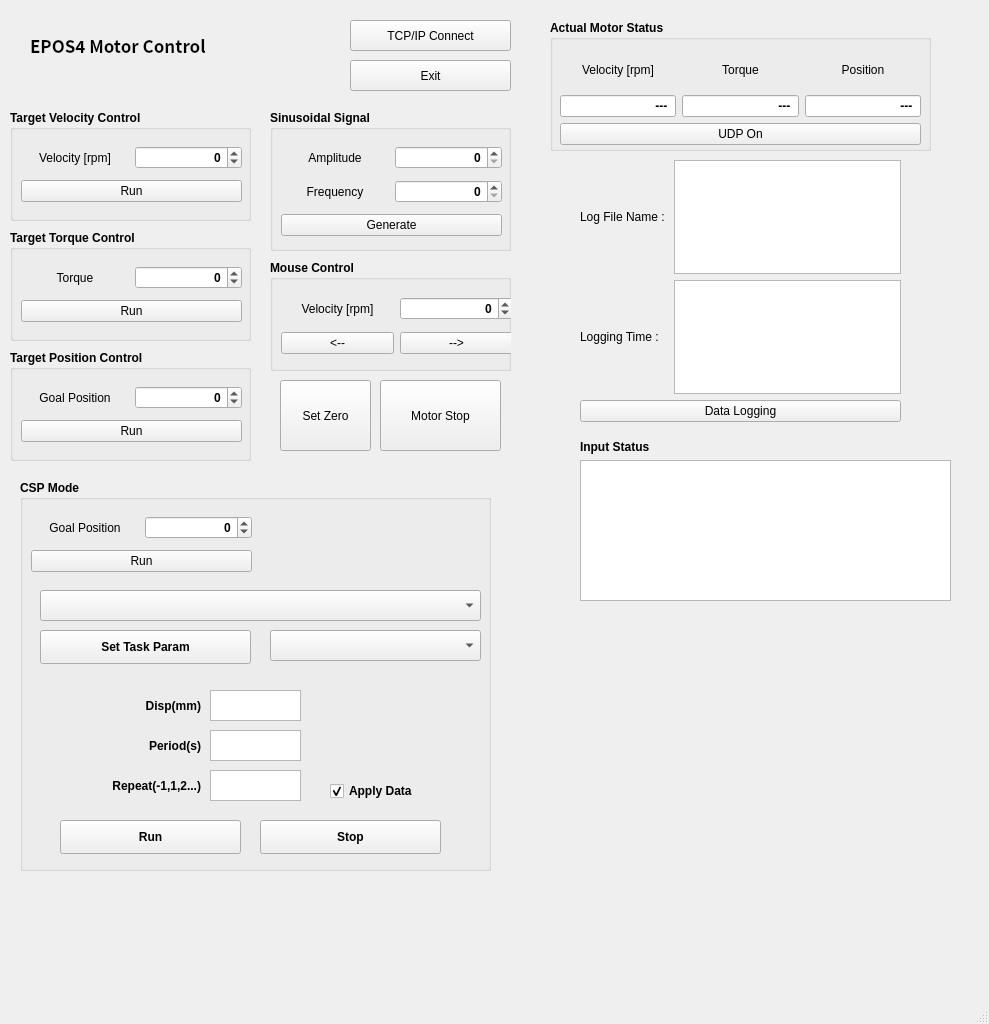
Above: mainwindow.ui from shkwon98/EPOS4-SOEM-Gui before the change. Below: the same form after it.
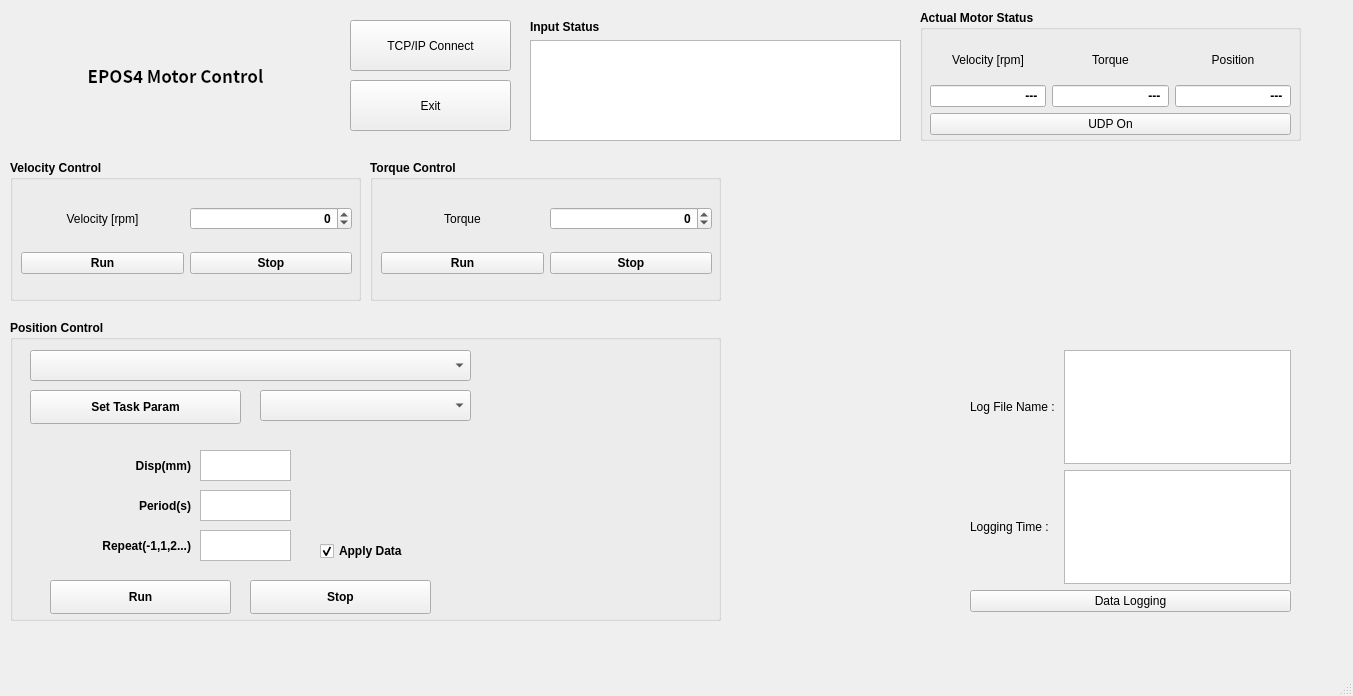
That is the form after the change.

```diff
--- a/mainwindow.ui
+++ b/mainwindow.ui
@@ -6,8 +6,8 @@
    <rect>
     <x>0</x>
     <y>0</y>
-    <width>989</width>
-    <height>1024</height>
+    <width>1353</width>
+    <height>696</height>
    </rect>
   </property>
   <property name="windowTitle">
@@ -18,9 +18,9 @@
     <property name="geometry">
      <rect>
       <x>350</x>
-      <y>60</y>
+      <y>80</y>
       <width>161</width>
-      <height>31</height>
+      <height>51</height>
      </rect>
     </property>
     <property name="font">
@@ -36,7 +36,7 @@
     <property name="geometry">
      <rect>
       <x>30</x>
-      <y>30</y>
+      <y>60</y>
       <width>291</width>
       <height>31</height>
      </rect>
@@ -53,6 +53,9 @@
     <property name="text">
      <string>EPOS4 Motor Control</string>
     </property>
+    <property name="alignment">
+     <set>Qt::AlignCenter</set>
+    </property>
    </widget>
    <widget class="QPushButton" name="tcpConnectButton">
     <property name="geometry">
@@ -60,7 +63,7 @@
       <x>350</x>
       <y>20</y>
       <width>161</width>
-      <height>31</height>
+      <height>51</height>
      </rect>
     </property>
     <property name="font">
@@ -72,41 +75,16 @@
      <string>TCP/IP Connect</string>
     </property>
    </widget>
-   <widget class="QPushButton" name="stopButton">
-    <property name="geometry">
-     <rect>
-      <x>380</x>
-      <y>380</y>
-      <width>121</width>
-      <height>71</height>
-     </rect>
-    </property>
-    <property name="font">
-     <font>
-      <family>Arial</family>
-     </font>
-    </property>
-    <property name="text">
-     <string>Motor Stop</string>
-    </property>
-   </widget>
    <widget class="QWidget" name="layoutWidget">
     <property name="geometry">
      <rect>
-      <x>580</x>
-      <y>440</y>
+      <x>530</x>
+      <y>20</y>
       <width>371</width>
-      <height>161</height>
+      <height>121</height>
      </rect>
     </property>
     <layout class="QFormLayout" name="InputStatus">
-     <item row="1" column="0" colspan="2">
-      <widget class="QTextBrowser" name="inputBrowser">
-       <property name="focusPolicy">
-        <enum>Qt::NoFocus</enum>
-       </property>
-      </widget>
-     </item>
      <item row="0" column="0" colspan="2">
       <widget class="QLabel" name="label_11">
        <property name="font">
@@ -122,15 +100,22 @@
        </property>
       </widget>
      </item>
+     <item row="1" column="0" colspan="2">
+      <widget class="QTextBrowser" name="inputBrowser">
+       <property name="focusPolicy">
+        <enum>Qt::NoFocus</enum>
+       </property>
+      </widget>
+     </item>
     </layout>
    </widget>
-   <widget class="QGroupBox" name="groupBox">
+   <widget class="QGroupBox" name="groupBox1_Velocity_Control">
     <property name="geometry">
      <rect>
       <x>10</x>
-      <y>110</y>
-      <width>241</width>
-      <height>111</height>
+      <y>160</y>
+      <width>351</width>
+      <height>141</height>
      </rect>
     </property>
     <property name="font">
@@ -141,7 +126,7 @@
      </font>
     </property>
     <property name="title">
-     <string>Target Velocity Control</string>
+     <string>Velocity Control</string>
     </property>
     <property name="flat">
      <bool>false</bool>
@@ -151,28 +136,11 @@
       <rect>
        <x>11</x>
        <y>31</y>
-       <width>221</width>
-       <height>68</height>
+       <width>331</width>
+       <height>101</height>
       </rect>
      </property>
      <layout class="QGridLayout" name="gridLayout_2">
-      <item row="0" column="0">
-       <widget class="QLabel" name="label_2">
-        <property name="font">
-         <font>
-          <family>Arial</family>
-          <weight>50</weight>
-          <bold>false</bold>
-         </font>
-        </property>
-        <property name="text">
-         <string>Velocity [rpm]</string>
-        </property>
-        <property name="alignment">
-         <set>Qt::AlignCenter</set>
-        </property>
-       </widget>
-      </item>
       <item row="0" column="1">
        <widget class="QSpinBox" name="targetValue">
         <property name="alignment">
@@ -189,8 +157,8 @@
         </property>
        </widget>
       </item>
-      <item row="1" column="0" colspan="2">
-       <widget class="QPushButton" name="runButton">
+      <item row="0" column="0">
+       <widget class="QLabel" name="label_2">
         <property name="font">
          <font>
           <family>Arial</family>
@@ -199,20 +167,44 @@
          </font>
         </property>
         <property name="text">
+         <string>Velocity [rpm]</string>
+        </property>
+        <property name="alignment">
+         <set>Qt::AlignCenter</set>
+        </property>
+       </widget>
+      </item>
+      <item row="1" column="0">
+       <widget class="QPushButton" name="pushButton_CSV_Run">
+        <property name="font">
+         <font>
+          <family>Arial</family>
+          <weight>75</weight>
+          <bold>true</bold>
+         </font>
+        </property>
+        <property name="text">
          <string>Run</string>
         </property>
        </widget>
       </item>
+      <item row="1" column="1">
+       <widget class="QPushButton" name="pushButton_CSV_Stop">
+        <property name="text">
+         <string>Stop</string>
+        </property>
+       </widget>
+      </item>
      </layout>
     </widget>
    </widget>
-   <widget class="QGroupBox" name="groupBox_2">
+   <widget class="QGroupBox" name="groupBox2_Torque_Control">
     <property name="geometry">
      <rect>
-      <x>10</x>
-      <y>230</y>
-      <width>241</width>
-      <height>111</height>
+      <x>370</x>
+      <y>160</y>
+      <width>351</width>
+      <height>141</height>
      </rect>
     </property>
     <property name="font">
@@ -223,7 +215,7 @@
      </font>
     </property>
     <property name="title">
-     <string>Target Torque Control</string>
+     <string>Torque Control</string>
     </property>
     <property name="flat">
      <bool>false</bool>
@@ -233,8 +225,8 @@
       <rect>
        <x>11</x>
        <y>31</y>
-       <width>221</width>
-       <height>68</height>
+       <width>331</width>
+       <height>101</height>
       </rect>
      </property>
      <layout class="QGridLayout" name="gridLayout_3">
@@ -271,13 +263,13 @@
         </property>
        </widget>
       </item>
-      <item row="1" column="0" colspan="2">
-       <widget class="QPushButton" name="runButton_2">
+      <item row="1" column="0">
+       <widget class="QPushButton" name="pushButton_CST_Run">
         <property name="font">
          <font>
           <family>Arial</family>
-          <weight>50</weight>
-          <bold>false</bold>
+          <weight>75</weight>
+          <bold>true</bold>
          </font>
         </property>
         <property name="text">
@@ -285,278 +277,10 @@
         </property>
        </widget>
       </item>
-     </layout>
-    </widget>
-   </widget>
-   <widget class="QGroupBox" name="groupBox_3">
-    <property name="geometry">
-     <rect>
-      <x>10</x>
-      <y>350</y>
-      <width>241</width>
-      <height>111</height>
-     </rect>
-    </property>
-    <property name="font">
-     <font>
-      <family>Arial</family>
-      <weight>75</weight>
-      <bold>true</bold>
-     </font>
-    </property>
-    <property name="title">
-     <string>Target Position Control</string>
-    </property>
-    <property name="flat">
-     <bool>false</bool>
-    </property>
-    <widget class="QWidget" name="layoutWidget_3">
-     <property name="geometry">
-      <rect>
-       <x>11</x>
-       <y>31</y>
-       <width>221</width>
-       <height>68</height>
-      </rect>
-     </property>
-     <layout class="QGridLayout" name="gridLayout_4">
-      <item row="0" column="0">
-       <widget class="QLabel" name="label_4">
-        <property name="font">
-         <font>
-          <family>Arial</family>
-          <weight>50</weight>
-          <bold>false</bold>
-         </font>
-        </property>
-        <property name="text">
-         <string>Goal Position</string>
-        </property>
-        <property name="alignment">
-         <set>Qt::AlignCenter</set>
-        </property>
-       </widget>
-      </item>
-      <item row="0" column="1">
-       <widget class="QSpinBox" name="targetValue_3">
-        <property name="alignment">
-         <set>Qt::AlignRight|Qt::AlignTrailing|Qt::AlignVCenter</set>
-        </property>
-        <property name="minimum">
-         <number>-99999</number>
-        </property>
-        <property name="maximum">
-         <number>99999</number>
-        </property>
-        <property name="value">
-         <number>0</number>
-        </property>
-       </widget>
-      </item>
-      <item row="1" column="0" colspan="2">
-       <widget class="QPushButton" name="runButton_3">
-        <property name="font">
-         <font>
-          <family>Arial</family>
-          <weight>50</weight>
-          <bold>false</bold>
-         </font>
-        </property>
-        <property name="text">
-         <string>Run</string>
-        </property>
-       </widget>
-      </item>
-     </layout>
-    </widget>
-   </widget>
-   <widget class="QGroupBox" name="groupBox_4">
-    <property name="geometry">
-     <rect>
-      <x>270</x>
-      <y>110</y>
-      <width>241</width>
-      <height>141</height>
-     </rect>
-    </property>
-    <property name="font">
-     <font>
-      <family>Arial</family>
-      <weight>75</weight>
-      <bold>true</bold>
-     </font>
-    </property>
-    <property name="title">
-     <string>Sinusoidal Signal</string>
-    </property>
-    <property name="flat">
-     <bool>false</bool>
-    </property>
-    <widget class="QWidget" name="layoutWidget_4">
-     <property name="geometry">
-      <rect>
-       <x>11</x>
-       <y>31</y>
-       <width>221</width>
-       <height>100</height>
-      </rect>
-     </property>
-     <layout class="QGridLayout" name="gridLayout_5">
-      <item row="2" column="0" colspan="2">
-       <widget class="QPushButton" name="generateButton">
-        <property name="font">
-         <font>
-          <family>Arial</family>
-          <weight>50</weight>
-          <bold>false</bold>
-         </font>
-        </property>
-        <property name="text">
-         <string>Generate</string>
-        </property>
-       </widget>
-      </item>
-      <item row="0" column="0">
-       <widget class="QLabel" name="label_5">
-        <property name="font">
-         <font>
-          <family>Arial</family>
-          <weight>50</weight>
-          <bold>false</bold>
-         </font>
-        </property>
-        <property name="text">
-         <string>Amplitude</string>
-        </property>
-        <property name="alignment">
-         <set>Qt::AlignCenter</set>
-        </property>
-       </widget>
-      </item>
-      <item row="0" column="1">
-       <widget class="QSpinBox" name="amplitude">
-        <property name="alignment">
-         <set>Qt::AlignRight|Qt::AlignTrailing|Qt::AlignVCenter</set>
-        </property>
-        <property name="maximum">
-         <number>20000</number>
-        </property>
-       </widget>
-      </item>
-      <item row="1" column="0">
-       <widget class="QLabel" name="label_6">
-        <property name="font">
-         <font>
-          <family>Arial</family>
-          <weight>50</weight>
-          <bold>false</bold>
-         </font>
-        </property>
-        <property name="text">
-         <string>Frequency</string>
-        </property>
-        <property name="alignment">
-         <set>Qt::AlignCenter</set>
-        </property>
-       </widget>
-      </item>
       <item row="1" column="1">
-       <widget class="QSpinBox" name="frequency">
-        <property name="alignment">
-         <set>Qt::AlignRight|Qt::AlignTrailing|Qt::AlignVCenter</set>
-        </property>
-       </widget>
-      </item>
-     </layout>
-    </widget>
-   </widget>
-   <widget class="QGroupBox" name="groupBox_5">
-    <property name="geometry">
-     <rect>
-      <x>270</x>
-      <y>260</y>
-      <width>241</width>
-      <height>111</height>
-     </rect>
-    </property>
-    <property name="font">
-     <font>
-      <family>Arial</family>
-      <weight>75</weight>
-      <bold>true</bold>
-     </font>
-    </property>
-    <property name="title">
-     <string>Mouse Control</string>
-    </property>
-    <property name="flat">
-     <bool>false</bool>
-    </property>
-    <widget class="QWidget" name="layoutWidget_7">
-     <property name="geometry">
-      <rect>
-       <x>11</x>
-       <y>31</y>
-       <width>232</width>
-       <height>71</height>
-      </rect>
-     </property>
-     <layout class="QGridLayout" name="gridLayout_8">
-      <item row="0" column="0">
-       <widget class="QLabel" name="label_7">
-        <property name="font">
-         <font>
-          <family>Arial</family>
-          <weight>50</weight>
-          <bold>false</bold>
-         </font>
-        </property>
+       <widget class="QPushButton" name="pushButton_CST_Stop">
         <property name="text">
-         <string>Velocity [rpm]</string>
-        </property>
-        <property name="alignment">
-         <set>Qt::AlignCenter</set>
-        </property>
-       </widget>
-      </item>
-      <item row="0" column="1">
-       <widget class="QSpinBox" name="velocity">
-        <property name="alignment">
-         <set>Qt::AlignRight|Qt::AlignTrailing|Qt::AlignVCenter</set>
-        </property>
-        <property name="minimum">
-         <number>-1176</number>
-        </property>
-        <property name="maximum">
-         <number>1176</number>
-        </property>
-       </widget>
-      </item>
-      <item row="1" column="0">
-       <widget class="QPushButton" name="ccwButton">
-        <property name="font">
-         <font>
-          <family>Arial</family>
-          <weight>50</weight>
-          <bold>false</bold>
-         </font>
-        </property>
-        <property name="text">
-         <string>&lt;--</string>
-        </property>
-       </widget>
-      </item>
-      <item row="1" column="1">
-       <widget class="QPushButton" name="cwButton">
-        <property name="font">
-         <font>
-          <family>Arial</family>
-          <weight>50</weight>
-          <bold>false</bold>
-         </font>
-        </property>
-        <property name="text">
-         <string>--&gt;</string>
+         <string>Stop</string>
         </property>
        </widget>
       </item>
@@ -566,8 +290,8 @@
    <widget class="QGroupBox" name="groupBox_6">
     <property name="geometry">
      <rect>
-      <x>550</x>
-      <y>20</y>
+      <x>920</x>
+      <y>10</y>
       <width>381</width>
       <height>131</height>
      </rect>
@@ -720,29 +444,11 @@
      </layout>
     </widget>
    </widget>
-   <widget class="QPushButton" name="setZeroButton">
-    <property name="geometry">
-     <rect>
-      <x>280</x>
-      <y>380</y>
-      <width>91</width>
-      <height>71</height>
-     </rect>
-    </property>
-    <property name="font">
-     <font>
-      <family>Arial</family>
-     </font>
-    </property>
-    <property name="text">
-     <string>Set Zero</string>
-    </property>
-   </widget>
    <widget class="QWidget" name="layoutWidget">
     <property name="geometry">
      <rect>
-      <x>580</x>
-      <y>160</y>
+      <x>970</x>
+      <y>350</y>
       <width>321</width>
       <height>262</height>
      </rect>
@@ -808,13 +514,13 @@
      </item>
     </layout>
    </widget>
-   <widget class="QGroupBox" name="groupBox_7">
+   <widget class="QGroupBox" name="groupBox3_Position_Control">
     <property name="geometry">
      <rect>
-      <x>20</x>
-      <y>480</y>
-      <width>471</width>
-      <height>391</height>
+      <x>10</x>
+      <y>320</y>
+      <width>711</width>
+      <height>301</height>
      </rect>
     </property>
     <property name="font">
@@ -825,75 +531,16 @@
      </font>
     </property>
     <property name="title">
-     <string>CSP Mode</string>
+     <string>Position Control</string>
     </property>
     <property name="flat">
      <bool>false</bool>
     </property>
-    <widget class="QWidget" name="layoutWidget_6">
-     <property name="geometry">
-      <rect>
-       <x>11</x>
-       <y>31</y>
-       <width>221</width>
-       <height>68</height>
-      </rect>
-     </property>
-     <layout class="QGridLayout" name="gridLayout_7">
-      <item row="0" column="0">
-       <widget class="QLabel" name="label_15">
-        <property name="font">
-         <font>
-          <family>Arial</family>
-          <weight>50</weight>
-          <bold>false</bold>
-         </font>
-        </property>
-        <property name="text">
-         <string>Goal Position</string>
-        </property>
-        <property name="alignment">
-         <set>Qt::AlignCenter</set>
-        </property>
-       </widget>
-      </item>
-      <item row="0" column="1">
-       <widget class="QSpinBox" name="targetValue_CSP">
-        <property name="alignment">
-         <set>Qt::AlignRight|Qt::AlignTrailing|Qt::AlignVCenter</set>
-        </property>
-        <property name="minimum">
-         <number>-99999</number>
-        </property>
-        <property name="maximum">
-         <number>99999</number>
-        </property>
-        <property name="value">
-         <number>0</number>
-        </property>
-       </widget>
-      </item>
-      <item row="1" column="0" colspan="2">
-       <widget class="QPushButton" name="runButton_CSP">
-        <property name="font">
-         <font>
-          <family>Arial</family>
-          <weight>50</weight>
-          <bold>false</bold>
-         </font>
-        </property>
-        <property name="text">
-         <string>Run</string>
-        </property>
-       </widget>
-      </item>
-     </layout>
-    </widget>
     <widget class="QComboBox" name="comboBox_RunTask_Motion">
      <property name="geometry">
       <rect>
        <x>250</x>
-       <y>150</y>
+       <y>70</y>
        <width>211</width>
        <height>31</height>
       </rect>
@@ -903,7 +550,7 @@
      <property name="geometry">
       <rect>
        <x>190</x>
-       <y>290</y>
+       <y>210</y>
        <width>91</width>
        <height>31</height>
       </rect>
@@ -913,7 +560,7 @@
      <property name="geometry">
       <rect>
        <x>190</x>
-       <y>210</y>
+       <y>130</y>
        <width>91</width>
        <height>31</height>
       </rect>
@@ -923,7 +570,7 @@
      <property name="geometry">
       <rect>
        <x>10</x>
-       <y>290</y>
+       <y>210</y>
        <width>171</width>
        <height>31</height>
       </rect>
@@ -942,7 +589,7 @@
      <property name="geometry">
       <rect>
        <x>90</x>
-       <y>250</y>
+       <y>170</y>
        <width>91</width>
        <height>31</height>
       </rect>
@@ -961,7 +608,7 @@
      <property name="geometry">
       <rect>
        <x>50</x>
-       <y>210</y>
+       <y>130</y>
        <width>131</width>
        <height>31</height>
       </rect>
@@ -980,17 +627,17 @@
      <property name="geometry">
       <rect>
        <x>20</x>
-       <y>110</y>
+       <y>30</y>
        <width>441</width>
        <height>31</height>
       </rect>
      </property>
     </widget>
-    <widget class="QPushButton" name="pushButton_RunTask_SetTaskParam">
+    <widget class="QPushButton" name="pushButton_SetTaskParam">
      <property name="geometry">
       <rect>
        <x>20</x>
-       <y>150</y>
+       <y>70</y>
        <width>211</width>
        <height>34</height>
       </rect>
@@ -1003,17 +650,17 @@
      <property name="geometry">
       <rect>
        <x>190</x>
-       <y>250</y>
+       <y>170</y>
        <width>91</width>
        <height>31</height>
       </rect>
      </property>
     </widget>
-    <widget class="QPushButton" name="pushButton_RunTask_STOP">
+    <widget class="QPushButton" name="pushButton_CSP_Stop">
      <property name="geometry">
       <rect>
        <x>240</x>
-       <y>340</y>
+       <y>260</y>
        <width>181</width>
        <height>34</height>
       </rect>
@@ -1026,7 +673,7 @@
      <property name="geometry">
       <rect>
        <x>310</x>
-       <y>300</y>
+       <y>220</y>
        <width>171</width>
        <height>22</height>
       </rect>
@@ -1038,11 +685,11 @@
       <bool>true</bool>
      </property>
     </widget>
-    <widget class="QPushButton" name="pushButton_RunTask_RUN">
+    <widget class="QPushButton" name="pushButton_CSP_Run">
      <property name="geometry">
       <rect>
        <x>40</x>
-       <y>340</y>
+       <y>260</y>
        <width>181</width>
        <height>34</height>
       </rect>
@@ -1058,7 +705,7 @@
     <rect>
      <x>0</x>
      <y>0</y>
-     <width>989</width>
+     <width>1353</width>
      <height>30</height>
     </rect>
    </property>
```
Left out of the diff: 13 changed lines with no effect on the pictures.
